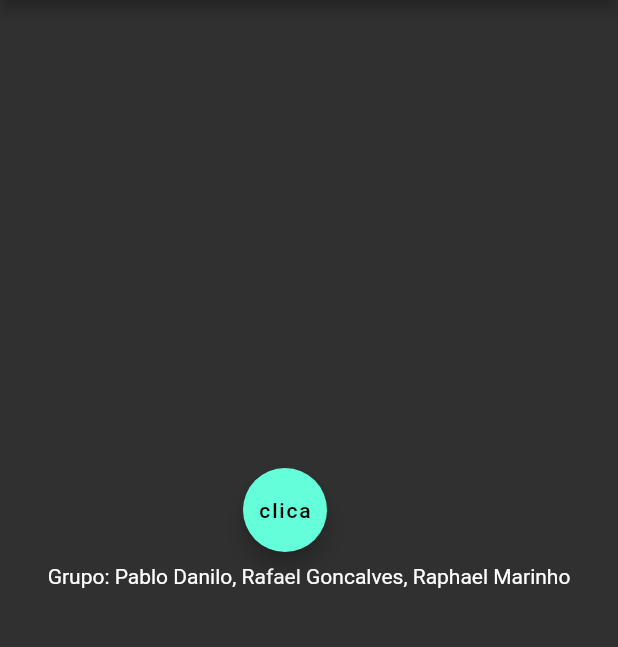
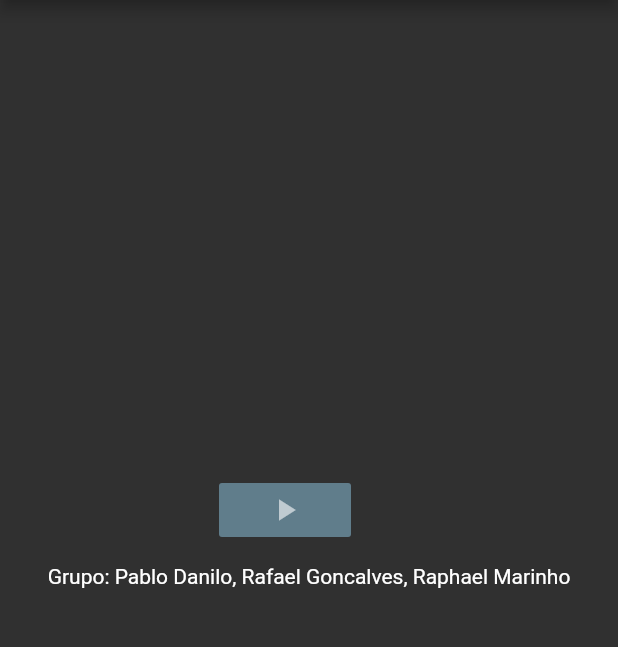
Before and after one commit to Rafaelgsantos31415/Hello_World, a Flutter app: the screen it shows after launch, on a phone screen of 412 x 824 dp, the part 84-731 px from its top. Run offline on Flutter 3.47's test engine with Material 2 defaults, Android fonts, the phone set to English and light mode, and no system bars.

Commit message:
Update main.dart

```diff
--- a/lib/main.dart
+++ b/lib/main.dart
@@ -1,16 +1,10 @@
 import 'package:flutter/material.dart';
 
 main() {
-  runApp(AppWidget(
-    title: 'Hello world',
-  ));
+  runApp(AppWidget());
 }
 
 class AppWidget extends StatelessWidget {
-  final String title;
-
-  const AppWidget({Key key, this.title}) : super(key: key);
-
   @override
   Widget build(BuildContext context) {
     return MaterialApp(
@@ -40,8 +34,12 @@ class HomePageState extends State<HomePage> {
                 Text('Grupo: Pablo Danilo, Rafael Goncalves, Raphael Marinho')),
       ),
       floatingActionButton: Center(
-        child: FloatingActionButton(
-            child: Text('clica'),
+        child: FlatButton(
+            color: Colors.blueGrey,
+            child: Icon(
+              Icons.play_arrow,
+              color: Colors.white60,
+            ),
             onPressed: () {
               showDialog(
                   context: context,
```
